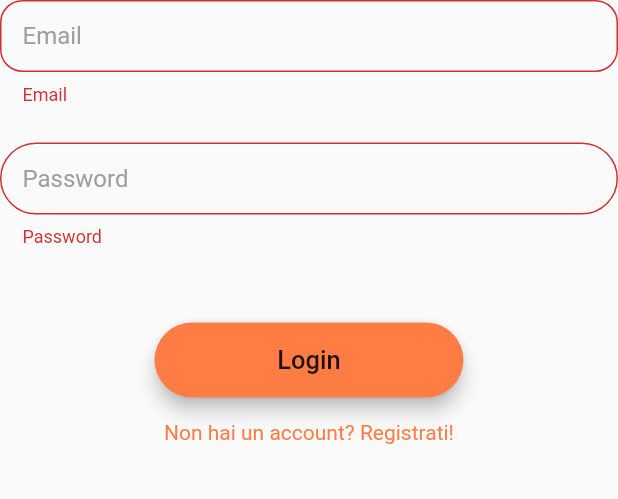
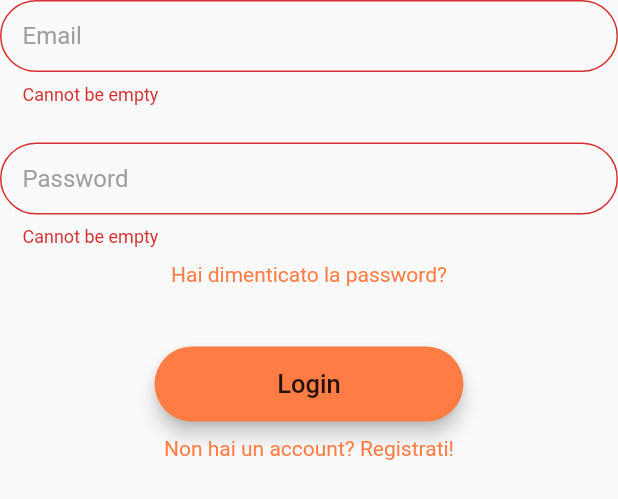
Before and after one commit to luix09/Dragon-Ball-Hub, a Flutter app: the FormWidget widget shown alone on an empty page, opened directly, after a tap on "Login", on a phone screen of 412 x 824 dp. Shown: the top 499 px of the screen. Run offline on Flutter 3.47's test engine with Material 2 defaults, Android fonts, the phone set to English and light mode, and no system bars; our stand-ins replace firebase_auth, firebase_core, flutter_riverpod, google_fonts; accounts and stored records are empty.

Commit message:
Rounded email field

```diff
--- a/lib/custom_widgets/dart/login_widgets.dart
+++ b/lib/custom_widgets/dart/login_widgets.dart
@@ -93,3 +93,21 @@ class RegisterTextButton extends StatelessWidget {
     );
   }
 }
+
+class ForgotPasswordButton extends StatelessWidget {
+  final String forgotPassText = "Hai dimenticato la password?";
+
+  @override
+  Widget build(BuildContext context) {
+    TextStyle linkStyle = TextStyle(color: const Color(0xFFFF7D45));
+    return RichText(
+      text: TextSpan(
+          text: forgotPassText,
+          style: linkStyle,
+          recognizer: TapGestureRecognizer()
+            ..onTap = () {
+              Navigator.pushNamed(context, "/forgot_password");
+            }),
+    );
+  }
+}
--- a/lib/screens/login_screen.dart
+++ b/lib/screens/login_screen.dart
@@ -64,16 +64,16 @@ class FormWidget extends StatefulWidget {
 class _FormWidgetState extends State<FormWidget> {
 
   final _formKey = GlobalKey<FormState>();
-  static const String invalidEmail = "Invalid email";
+  static const String tooShortEmail = "Email is too short";
   static const String errorMinCharactersPassword =
-      "Password must be at least 4 characters";
+      "Password must be at least 6 characters";
 
   // TODO: modify validation
   String _validateEmail(String email) {
     if (email.isEmpty) {
-      return 'Email';
+      return 'Cannot be empty';
     } else if (email.length < 4) {
-      return invalidEmail;
+      return tooShortEmail;
     }
     return null;
   }
@@ -81,8 +81,8 @@ class _FormWidgetState extends State<FormWidget> {
   // TODO: modify validation
   String _validatePassword(String password) {
     if (password.isEmpty) {
-      return 'Password';
-    } else if (password.length < 4) {
+      return 'Cannot be empty';
+    } else if (password.length < 6) {
       return errorMinCharactersPassword;
     }
     return null;
@@ -104,7 +104,7 @@ class _FormWidgetState extends State<FormWidget> {
                   .value = value,
               decoration: new InputDecoration(
                   border: OutlineInputBorder(
-                      borderRadius: BorderRadius.all(Radius.circular(15))
+                      borderRadius: BorderRadius.all(Radius.circular(30))
                   ),
                   contentPadding:
                   EdgeInsets.only(left: 15, bottom: 11, top: 11, right: 15),
@@ -127,9 +127,11 @@ class _FormWidgetState extends State<FormWidget> {
                 EdgeInsets.only(left: 15, bottom: 10, top: 10, right: 15),
                 hintText: "Password"),
           ),
-          SizedBox(height: 50),
+          SizedBox(height: 10),
+          ForgotPasswordButton(),
+          SizedBox(height: 40),
           LoginButtonWidget(_formKey),
-          SizedBox(height: 15),
+          SizedBox(height: 10),
           RegisterTextButton(),
           SizedBox(height: 30),
         ],
```
